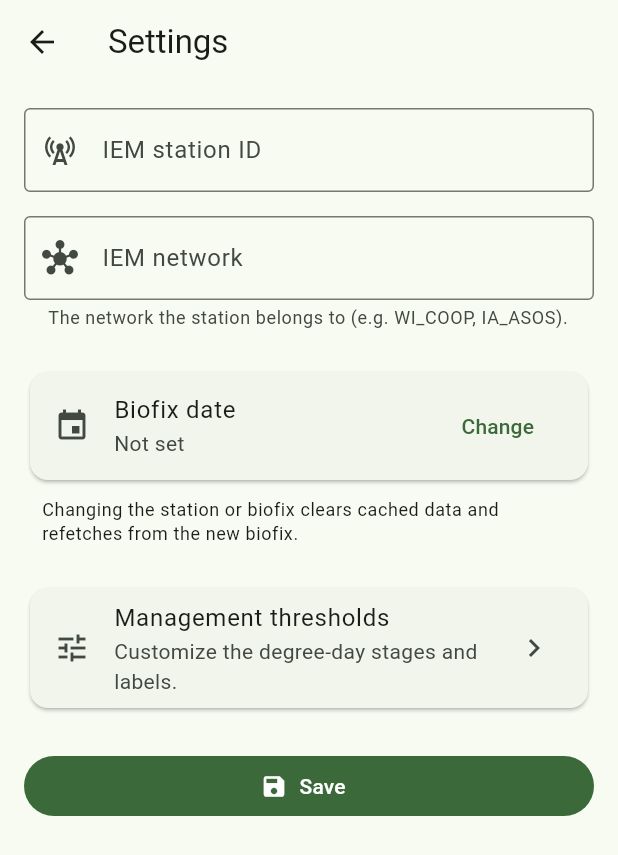
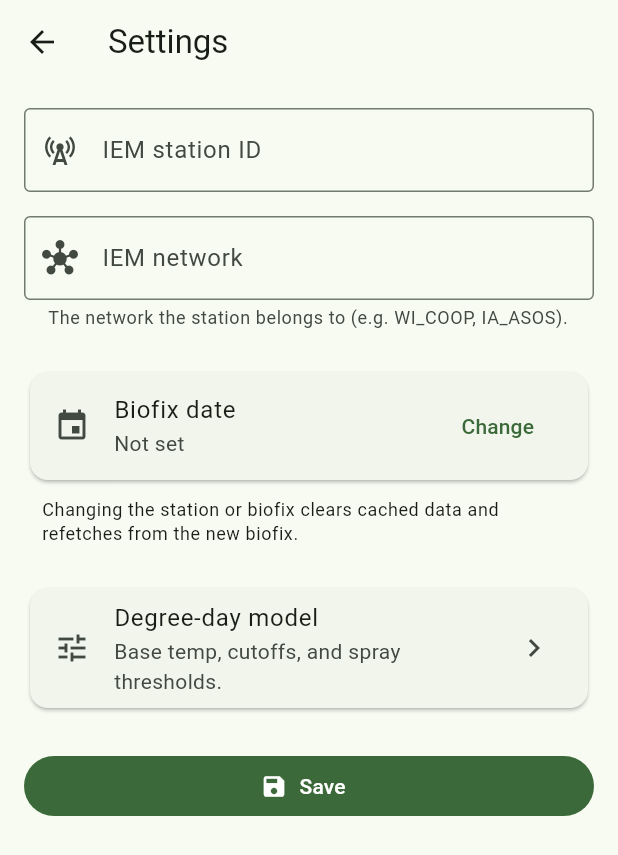
Before and after one commit to jacobzirbel/orchard-manager, a Flutter app: the screen it shows after launch, after a tap on "Open settings", on a phone screen of 412 x 824 dp. Shown: the top 855 px of the screen. Run offline on Flutter 3.47's test engine with Material 3 defaults, Android fonts, the phone set to English and light mode, and no system bars; our stand-ins replace shared_preferences, sqflite; accounts and stored records are empty.

Commit message:
customize settings

```diff
--- /dev/null
+++ b/lib/models/degree_day_model.dart
@@ -0,0 +1,43 @@
+import 'dart:math' as math;
+
+import '../constants/degree_day_constants.dart';
+
+/// The user-tunable degree-day model parameters plus the single-day GDD formula.
+///
+/// Defaults match the codling moth standard: base 50°F with an 88°F horizontal
+/// upper cutoff applied to the daily high. The result is always floored at zero
+/// — a day averaging below the base contributes 0, never a negative value.
+/// (That floor is intrinsic to growing degree days, so it is not configurable.)
+class DegreeDayModel {
+  const DegreeDayModel({
+    this.baseTempF = kBaseTempF,
+    this.upperCutoffEnabled = true,
+    this.upperCutoffTempF = kUpperCutoffF,
+  });
+
+  /// Lower developmental threshold (°F); subtracted from each day's average.
+  final double baseTempF;
+
+  /// When true, the daily high is capped at [upperCutoffTempF] before averaging.
+  final bool upperCutoffEnabled;
+
+  /// Horizontal upper cutoff (°F) applied to the daily high when enabled.
+  final double upperCutoffTempF;
+
+  /// Growing degree days contributed by a single day, floored at zero.
+  double dailyGdd(double tMax, double tMin) {
+    final high = upperCutoffEnabled ? math.min(tMax, upperCutoffTempF) : tMax;
+    return math.max(0.0, (high + tMin) / 2.0 - baseTempF);
+  }
+
+  @override
+  bool operator ==(Object other) =>
+      other is DegreeDayModel &&
+      other.baseTempF == baseTempF &&
+      other.upperCutoffEnabled == upperCutoffEnabled &&
+      other.upperCutoffTempF == upperCutoffTempF;
+
+  @override
+  int get hashCode =>
+      Object.hash(baseTempF, upperCutoffEnabled, upperCutoffTempF);
+}
--- a/lib/models/degree_day_record.dart
+++ b/lib/models/degree_day_record.dart
@@ -1,11 +1,9 @@
-import '../constants/degree_day_constants.dart';
-
 /// A single day's stored weather observation for one orchard.
 ///
 /// This maps 1:1 to a row in the `degree_days` SQLite table, which stores only
-/// the raw observed temperatures. The per-day GDD ([dailyGdd]) and the
-/// cumulative total are computed on read, so they always track the current
-/// formula and the full history rather than going stale in storage.
+/// the raw observed temperatures. Degree days (per-day and cumulative) are
+/// derived on read from the active degree-day model, so they always track the
+/// current formula and full history rather than going stale in storage.
 class DegreeDayRecord {
   const DegreeDayRecord({
     required this.orchardId,
@@ -24,9 +22,6 @@ class DegreeDayRecord {
 
   /// Daily minimum temperature in °F.
   final double tMin;
-
-  /// Degree days accumulated on this single day (base 50°F, never negative).
-  double get dailyGdd => dailyGddFor(tMax, tMin);
 
   /// ISO `yyyy-MM-dd` representation used as the table primary key.
   String get dateKey => formatDateKey(date);
--- a/lib/models/degree_day_view.dart
+++ b/lib/models/degree_day_view.dart
@@ -6,11 +6,15 @@ import 'degree_day_record.dart';
 class DegreeDayRow {
   const DegreeDayRow({
     required this.record,
+    required this.dailyGdd,
     required this.cumulativeGdd,
     this.crossedThreshold,
   });
 
   final DegreeDayRecord record;
+
+  /// Degree days for this day alone, computed with the active model.
+  final double dailyGdd;
 
   /// Running total of daily GDD from biofix through this day (inclusive).
   final double cumulativeGdd;
@@ -21,7 +25,6 @@ class DegreeDayRow {
   DateTime get date => record.date;
   double get tMax => record.tMax;
   double get tMin => record.tMin;
-  double get dailyGdd => record.dailyGdd;
   bool get isThresholdRow => crossedThreshold != null;
 }
 
--- a/lib/screens/settings_screen.dart
+++ b/lib/screens/settings_screen.dart
@@ -2,7 +2,7 @@ import 'package:flutter/material.dart';
 import 'package:intl/intl.dart';
 
 import '../services/degree_day_repository.dart';
-import 'thresholds_screen.dart';
+import 'degree_day_model_screen.dart';
 
 /// Settings: the IEM station ID and the biofix date that anchors accumulation.
 ///
@@ -72,17 +72,17 @@ class _SettingsScreenState extends State<SettingsScreen> {
     }
   }
 
-  Future<void> _openThresholds() async {
+  Future<void> _openModel() async {
     final changed = await Navigator.of(context).push<bool>(
       MaterialPageRoute(
-        builder: (_) => ThresholdsScreen(repository: widget.repository),
+        builder: (_) => DegreeDayModelScreen(repository: widget.repository),
       ),
     );
     if (changed == true && mounted) {
       setState(() => _changed = true);
-      ScaffoldMessenger.of(
-        context,
-      ).showSnackBar(const SnackBar(content: Text('Thresholds updated.')));
+      ScaffoldMessenger.of(context).showSnackBar(
+        const SnackBar(content: Text('Degree-day model updated.')),
+      );
     }
   }
 
@@ -184,12 +184,12 @@ class _SettingsScreenState extends State<SettingsScreen> {
                     Card(
                       child: ListTile(
                         leading: const Icon(Icons.tune),
-                        title: const Text('Management thresholds'),
+                        title: const Text('Degree-day model'),
                         subtitle: const Text(
-                          'Customize the degree-day stages and labels.',
+                          'Base temp, cutoffs, and spray thresholds.',
                         ),
                         trailing: const Icon(Icons.chevron_right),
-                        onTap: _openThresholds,
+                        onTap: _openModel,
                       ),
                     ),
                     const SizedBox(height: 24),
--- a/lib/services/degree_day_calculator.dart
+++ b/lib/services/degree_day_calculator.dart
@@ -1,4 +1,5 @@
 import '../constants/degree_day_constants.dart';
+import '../models/degree_day_model.dart';
 import '../models/degree_day_record.dart';
 import '../models/degree_day_view.dart';
 
@@ -11,9 +12,12 @@ class DegreeDayCalculator {
   ///
   /// [thresholds] defaults to the built-in [kThresholds] but may be a
   /// user-customized set; it is sorted ascending here so callers needn't.
+  /// [model] supplies the base temperature and cutoffs used to compute each
+  /// day's GDD; it defaults to the standard codling moth model.
   static List<DegreeDayRow> buildRows(
     List<DegreeDayRecord> records, {
     List<DegreeDayThreshold> thresholds = kThresholds,
+    DegreeDayModel model = const DegreeDayModel(),
   }) {
     final sorted = [...records]..sort((a, b) => a.date.compareTo(b.date));
     final ordered = _ascending(thresholds);
@@ -23,7 +27,8 @@ class DegreeDayCalculator {
     final rows = <DegreeDayRow>[];
 
     for (final record in sorted) {
-      cumulative += record.dailyGdd;
+      final daily = model.dailyGdd(record.tMax, record.tMin);
+      cumulative += daily;
 
       // A single day can cross more than one threshold; attribute the highest
       // one reached on this day so the label reflects the current stage.
@@ -37,6 +42,7 @@ class DegreeDayCalculator {
       rows.add(
         DegreeDayRow(
           record: record,
+          dailyGdd: daily,
           cumulativeGdd: cumulative,
           crossedThreshold: crossed,
         ),
--- a/lib/services/degree_day_repository.dart
+++ b/lib/services/degree_day_repository.dart
@@ -1,4 +1,5 @@
 import '../constants/degree_day_constants.dart';
+import '../models/degree_day_model.dart';
 import '../models/degree_day_record.dart';
 import '../models/degree_day_view.dart';
 import 'database_service.dart';
@@ -60,6 +61,13 @@ class DegreeDayRepository {
   Future<void> saveThresholds(List<DegreeDayThreshold> thresholds) =>
       _prefs.setThresholds(thresholds);
 
+  Future<DegreeDayModel> currentModel() => _prefs.getModel();
+
+  /// Persists the degree-day model parameters. Like thresholds, this changes
+  /// only derived values (per-day and cumulative GDD), so it does not clear the
+  /// cache — the next [load] recomputes from the same cached temperatures.
+  Future<void> saveModel(DegreeDayModel model) => _prefs.setModel(model);
+
   /// Loads cached rows, optionally fetching any days not yet cached first.
   ///
   /// Used for both the initial open and pull-to-refresh. Throws
@@ -84,8 +92,13 @@ class DegreeDayRepository {
     }
 
     final thresholds = await _prefs.getThresholds();
+    final model = await _prefs.getModel();
     final records = await _db.getDays(orchardId);
-    final rows = DegreeDayCalculator.buildRows(records, thresholds: thresholds);
+    final rows = DegreeDayCalculator.buildRows(
+      records,
+      thresholds: thresholds,
+      model: model,
+    );
     return DegreeDayData(
       isConfigured: true,
       rows: rows,
--- a/lib/services/preferences_service.dart
+++ b/lib/services/preferences_service.dart
@@ -4,6 +4,7 @@ import 'package:shared_preferences/shared_preferences.dart';
 import 'package:uuid/uuid.dart';
 
 import '../constants/degree_day_constants.dart';
+import '../models/degree_day_model.dart';
 import '../models/degree_day_record.dart';
 
 /// Key/value app settings backed by SharedPreferences (the Flutter analogue of
@@ -16,6 +17,9 @@ class PreferencesService {
   static const _kBiofix = 'biofix_date'; // stored as yyyy-MM-dd
   static const _kOrchardId = 'orchard_id';
   static const _kThresholds = 'thresholds'; // JSON array of {degreeDays,label}
+  static const _kBaseTemp = 'base_temp_f';
+  static const _kUpperCutoffOn = 'upper_cutoff_enabled';
+  static const _kUpperCutoffTemp = 'upper_cutoff_f';
 
   static const _uuid = Uuid();
 
@@ -71,6 +75,24 @@ class PreferencesService {
     await (await _prefs).setString(_kThresholds, encoded);
   }
 
+  /// The user's degree-day model parameters, falling back to the standard
+  /// defaults ([kBaseTempF], 88°F cutoff on) for any value not yet set.
+  Future<DegreeDayModel> getModel() async {
+    final prefs = await _prefs;
+    return DegreeDayModel(
+      baseTempF: prefs.getDouble(_kBaseTemp) ?? kBaseTempF,
+      upperCutoffEnabled: prefs.getBool(_kUpperCutoffOn) ?? true,
+      upperCutoffTempF: prefs.getDouble(_kUpperCutoffTemp) ?? kUpperCutoffF,
+    );
+  }
+
+  Future<void> setModel(DegreeDayModel model) async {
+    final prefs = await _prefs;
+    await prefs.setDouble(_kBaseTemp, model.baseTempF);
+    await prefs.setBool(_kUpperCutoffOn, model.upperCutoffEnabled);
+    await prefs.setDouble(_kUpperCutoffTemp, model.upperCutoffTempF);
+  }
+
   /// Returns the persisted orchard ID, generating and storing one on first use.
   Future<String> getOrCreateOrchardId() async {
     final prefs = await _prefs;
```
Also changed, not shown: lib/constants/degree_day_constants.dart (+18 -28 lines), lib/screens/degree_day_model_screen.dart (renamed from lib/screens/thresholds_screen.dart, +125 -16 lines), 3 other files.
